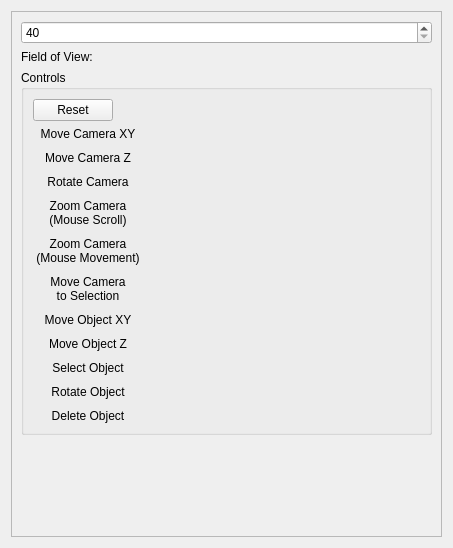
NickHugi/PyKotor, file ui/widgets/settings/module_designer.ui: the form before one commit.
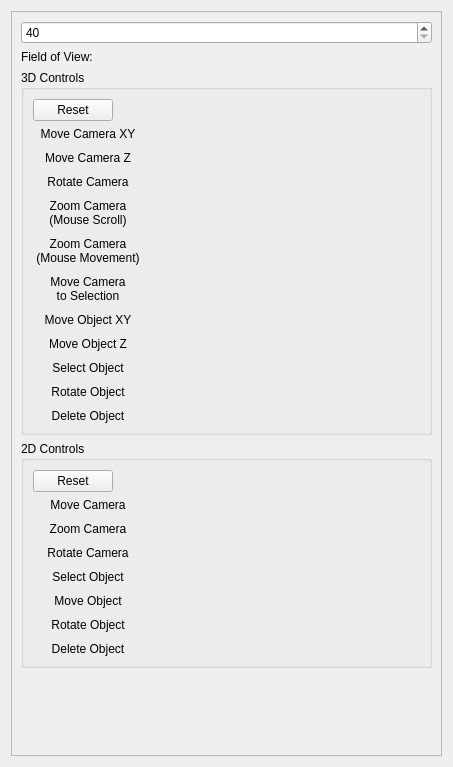
The form after the commit. Custom widgets are drawn as their Qt base class.

Commit message: Add controls for future 2d view

What changed in the file:
```diff
--- a/ui/widgets/settings/module_designer.ui
+++ b/ui/widgets/settings/module_designer.ui
@@ -7,7 +7,7 @@
     <x>0</x>
     <y>0</y>
     <width>453</width>
-    <height>548</height>
+    <height>767</height>
    </rect>
   </property>
   <property name="windowTitle">
@@ -25,7 +25,7 @@
         <x>0</x>
         <y>0</y>
         <width>433</width>
-        <height>528</height>
+        <height>747</height>
        </rect>
       </property>
       <layout class="QVBoxLayout" name="verticalLayout">
@@ -49,7 +49,7 @@
        <item>
         <widget class="QGroupBox" name="groupBox">
          <property name="title">
-          <string>Controls</string>
+          <string>3D Controls</string>
          </property>
          <layout class="QVBoxLayout" name="verticalLayout_2">
           <item>
@@ -386,6 +386,235 @@
          </layout>
         </widget>
        </item>
+       <item>
+        <widget class="QGroupBox" name="groupBox_2">
+         <property name="title">
+          <string>2D Controls</string>
+         </property>
+         <layout class="QVBoxLayout" name="verticalLayout_3">
+          <item>
+           <layout class="QHBoxLayout" name="horizontalLayout_4">
+            <item>
+             <widget class="QPushButton" name="controls2dResetButton">
+              <property name="text">
+               <string>Reset</string>
+              </property>
+             </widget>
+            </item>
+            <item>
+             <spacer name="horizontalSpacer_4">
+              <property name="orientation">
+               <enum>Qt::Horizontal</enum>
+              </property>
+              <property name="sizeHint" stdset="0">
+               <size>
+                <width>40</width>
+                <height>20</height>
+               </size>
+              </property>
+             </spacer>
+            </item>
+           </layout>
+          </item>
+          <item>
+           <layout class="QFormLayout" name="formLayout_2">
+            <property name="verticalSpacing">
+             <number>10</number>
+            </property>
+            <item row="0" column="0">
+             <widget class="QLabel" name="label_13">
+              <property name="minimumSize">
+               <size>
+                <width>110</width>
+                <height>0</height>
+               </size>
+              </property>
+              <property name="toolTip">
+               <string>Reacts to mouse movement.</string>
+              </property>
+              <property name="styleSheet">
+               <string notr="true">QLabel:hover {
+	color: #555;
+}</string>
+              </property>
+              <property name="text">
+               <string>Move Camera</string>
+              </property>
+              <property name="alignment">
+               <set>Qt::AlignCenter</set>
+              </property>
+             </widget>
+            </item>
+            <item row="1" column="0">
+             <widget class="QLabel" name="label_14">
+              <property name="minimumSize">
+               <size>
+                <width>110</width>
+                <height>0</height>
+               </size>
+              </property>
+              <property name="toolTip">
+               <string>Reacts to mouse scrolling.</string>
+              </property>
+              <property name="styleSheet">
+               <string notr="true">QLabel:hover {
+	color: #555;
+}</string>
+              </property>
+              <property name="text">
+               <string>Zoom Camera</string>
+              </property>
+              <property name="alignment">
+               <set>Qt::AlignCenter</set>
+              </property>
+             </widget>
+            </item>
+            <item row="2" column="0">
+             <widget class="QLabel" name="label_15">
+              <property name="minimumSize">
+               <size>
+                <width>110</width>
+                <height>0</height>
+               </size>
+              </property>
+              <property name="toolTip">
+               <string>Reacts to mouse movement.</string>
+              </property>
+              <property name="styleSheet">
+               <string notr="true">QLabel:hover {
+	color: #555;
+}</string>
+              </property>
+              <property name="text">
+               <string>Rotate Camera</string>
+              </property>
+              <property name="alignment">
+               <set>Qt::AlignCenter</set>
+              </property>
+             </widget>
+            </item>
+            <item row="3" column="0">
+             <widget class="QLabel" name="label_16">
+              <property name="minimumSize">
+               <size>
+                <width>110</width>
+                <height>0</height>
+               </size>
+              </property>
+              <property name="toolTip">
+               <string>Reacts to mouse presses.</string>
+              </property>
+              <property name="styleSheet">
+               <string notr="true">QLabel:hover {
+	color: #555;
+}</string>
+              </property>
+              <property name="text">
+               <string>Select Object</string>
+              </property>
+              <property name="alignment">
+               <set>Qt::AlignCenter</set>
+              </property>
+             </widget>
+            </item>
+            <item row="4" column="0">
+             <widget class="QLabel" name="label_17">
+              <property name="minimumSize">
+               <size>
+                <width>110</width>
+                <height>0</height>
+               </size>
+              </property>
+              <property name="toolTip">
+               <string>Reacts to mouse movement.</string>
+              </property>
+              <property name="styleSheet">
+               <string notr="true">QLabel:hover {
+	color: #555;
+}</string>
+              </property>
+              <property name="text">
+               <string>Move Object</string>
+              </property>
+              <property name="alignment">
+               <set>Qt::AlignCenter</set>
+              </property>
+             </widget>
+            </item>
+            <item row="6" column="0">
+             <widget class="QLabel" name="label_18">
+              <property name="minimumSize">
+               <size>
+                <width>110</width>
+                <height>0</height>
+               </size>
+              </property>
+              <property name="toolTip">
+               <string>Reacts to keyboard input.</string>
+              </property>
+              <property name="styleSheet">
+               <string notr="true">QLabel:hover {
+	color: #555;
+}</string>
+              </property>
+              <property name="text">
+               <string>Delete Object</string>
+              </property>
+              <property name="alignment">
+               <set>Qt::AlignCenter</set>
+              </property>
+             </widget>
+            </item>
+            <item row="5" column="0">
+             <widget class="QLabel" name="label_19">
+              <property name="minimumSize">
+               <size>
+                <width>110</width>
+                <height>0</height>
+               </size>
+              </property>
+              <property name="toolTip">
+               <string>Reacts to mouse movement.</string>
+              </property>
+              <property name="styleSheet">
+               <string notr="true">QLabel:hover {
+	color: #555;
+}</string>
+              </property>
+              <property name="text">
+               <string>Rotate Object</string>
+              </property>
+              <property name="alignment">
+               <set>Qt::AlignCenter</set>
+              </property>
+             </widget>
+            </item>
+            <item row="0" column="1">
+             <widget class="SetBindWidget" name="moveCamera2dBindEdit" native="true"/>
+            </item>
+            <item row="1" column="1">
+             <widget class="SetBindWidget" name="zoomCamera2dBindEdit" native="true"/>
+            </item>
+            <item row="2" column="1">
+             <widget class="SetBindWidget" name="rotateCamera2dBindEdit" native="true"/>
+            </item>
+            <item row="3" column="1">
+             <widget class="SetBindWidget" name="selectObject2dBindEdit" native="true"/>
+            </item>
+            <item row="4" column="1">
+             <widget class="SetBindWidget" name="moveObject2dBindEdit" native="true"/>
+            </item>
+            <item row="5" column="1">
+             <widget class="SetBindWidget" name="rotateObject2dBindEdit" native="true"/>
+            </item>
+            <item row="6" column="1">
+             <widget class="SetBindWidget" name="deleteObject2dBindEdit" native="true"/>
+            </item>
+           </layout>
+          </item>
+         </layout>
+        </widget>
+       </item>
        <item>
         <spacer name="verticalSpacer">
          <property name="orientation">
```
Left out of the diff: 2 changed lines with no effect on the pictures. The commit also changes 4 other files.
